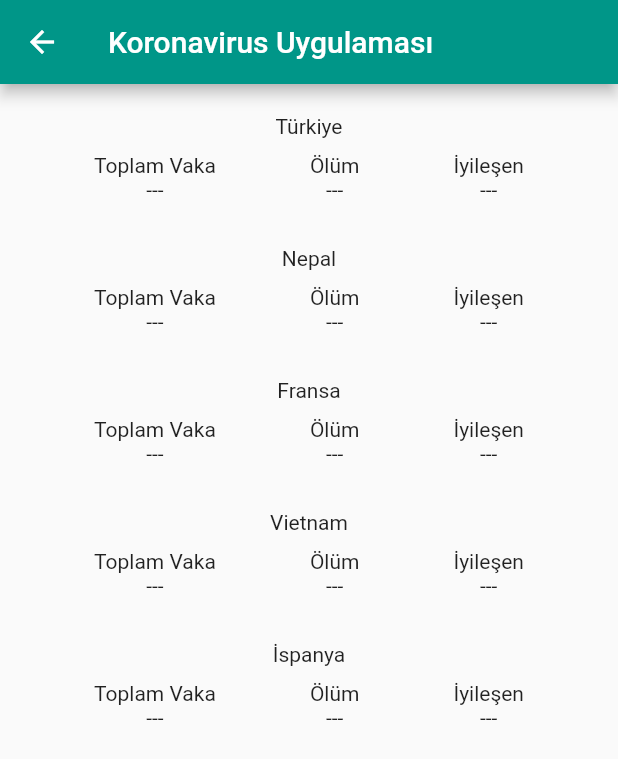
After one commit to BaranalpAslandogan/COVID19APP, a Flutter app: the screen it shows after launch, after a tap on "Ülke bazında Veri Getir!", on a phone screen of 412 x 824 dp. The commit adds this screen. Shown: the top 759 px of the screen. Run offline on Flutter 3.47's test engine with Material 2 defaults, Android fonts, the phone set to English and light mode, and no system bars; network calls fail.

Commit message:
yeni güncelleme

```diff
--- a/lib/app/api_key.dart
+++ b/lib/app/api_key.dart
@@ -1,3 +1,3 @@
 class APIKey{
-  static String covid19key="Rlp0Z1BseVFkbTE3U254UlU4Zk1hYkpYMnlJYTo3M3pwWGhVTE12bk5tUVhCNFc4R1VGTFFKbGth";
+  static String covid19key="SWZIUml3MVRCamN5YTVaXzV2VTA2T0Y0UnFVYTpYN2hNZXNJZFlYRThBaVRiN256dllvU1NHZ1lh";
 }
--- a/lib/app/servis/api.dart
+++ b/lib/app/servis/api.dart
@@ -5,6 +5,14 @@ enum TumVakalar{
   vakalar,
   olumler,
   iyilesenler,
+}
+
+enum Ulke{
+  nepal,
+  turkiye,
+  fransa,
+  vietnam,
+  ispanya,
 }
 
 class API{
@@ -33,11 +41,26 @@ class API{
     path: '$baseGecis/${_gecis[tumVakalar]}',
   );
 
+  Uri ulkeVakaUri(TumVakalar tumVakalar, Ulke ulke) => Uri(
+    scheme: 'https',
+    host: host,
+    port: port,
+    path: '$baseGecis/${_gecis[tumVakalar]}',
+    queryParameters: {'country': '${_ulke[ulke]}'},
+  );
+
   static Map<TumVakalar, String> _gecis = {
     TumVakalar.vakalar: 'cases',
     TumVakalar.olumler: 'deaths',
     TumVakalar.iyilesenler: 'recovered',
   };
 
+  static Map<Ulke, String> _ulke = {
+    Ulke.fransa: 'France',
+    Ulke.vietnam: 'Vietnam',
+    Ulke.ispanya: 'Spain',
+    Ulke.nepal: 'Nepal',
+    Ulke.turkiye: 'Turkey',
+  };
   //Deneme
 }
--- a/lib/app/servis/api_servis.dart
+++ b/lib/app/servis/api_servis.dart
@@ -54,6 +54,27 @@ class APIServis{
     throw cevap;
   }
 
+  Future<int> UlkeyeGoreVeriGetir({@required String accessToken, @required TumVakalar tumVakalar, @required Ulke ulke}) async{
+    final ulkeUri = api.ulkeVakaUri(tumVakalar, ulke);
+    final veriCek = await http.get(
+      ulkeUri.toString(),
+      headers: {'Authorization':'Bearer $accessToken'},
+    );
+    final List<dynamic> veri = json.decode(veriCek.body);
+    if(veri.isNotEmpty){
+      final Map<String, dynamic> tumVakaData = veri[0];
+      final String cevapJsonKey = _cevapJsonKey[tumVakalar];
+      final int sonuc = tumVakaData[cevapJsonKey];
+
+      if(sonuc!=null){
+        return sonuc;
+      }
+      else{
+        print('Hata: $ulkeUri , Sonuç: ${veriCek.statusCode} ${veriCek.body}');
+      }
+    }
+  }
+
   static Map<TumVakalar, String> _cevapJsonKey = {
     TumVakalar.vakalar: 'cases',
     TumVakalar.olumler: 'data',
--- a/lib/main.dart
+++ b/lib/main.dart
@@ -2,6 +2,7 @@ import 'package:covid19app/app/repo/data.dart';
 import 'package:covid19app/app/repo/tum_vaka_veriler.dart';
 import 'package:covid19app/app/servis/api.dart';
 import 'package:covid19app/app/servis/api_servis.dart';
+import 'package:covid19app/ulkeverileri.dart';
 import 'package:flutter/material.dart';
 import 'package:provider/provider.dart';
 
@@ -39,24 +40,31 @@ class _MyHomePageState extends State<MyHomePage> {
   }
   //TumVakaVerileri _dataRepo;
   String _token = '';
-  DateTime guncellemeZamani;
-  int deger;
   var _olum,_vaka,_iyilesen;
+  var _turkiyeVaka,_turkiyeOlum,_turkiyeIyilesen;
 
   Future<void> _veriGetir() async {
     final apiServis = APIServis(api:API.sandbox());
     final token= await apiServis.accesTokenGetir();
+
     final vakalar = await apiServis.TumVakaDataGetir(accessToken: token, tumVakalar: TumVakalar.vakalar);
     final olumler = await apiServis.TumVakaDataGetir(accessToken: token, tumVakalar: TumVakalar.olumler);
     final iyilesenler = await apiServis.TumVakaDataGetir(accessToken: token, tumVakalar: TumVakalar.iyilesenler);
+
+    final turkiyeVaka = await apiServis.UlkeyeGoreVeriGetir(accessToken: token, tumVakalar: TumVakalar.vakalar, ulke: Ulke.turkiye);
+    final turkiyeOlum = await apiServis.UlkeyeGoreVeriGetir(accessToken: token, tumVakalar: TumVakalar.olumler, ulke: Ulke.turkiye);
+    final turkiyeIyilesen = await apiServis.UlkeyeGoreVeriGetir(accessToken: token, tumVakalar: TumVakalar.iyilesenler, ulke: Ulke.turkiye);
 
     setState(() {
       _token=token;
       _vaka = vakalar;
       _olum = olumler;
       _iyilesen = iyilesenler;
+
+      _turkiyeVaka=turkiyeVaka;
+      _turkiyeOlum=turkiyeOlum;
+      _turkiyeIyilesen=turkiyeIyilesen;
     });
-
 
     /*final dataRepo = Provider.of<DataRepo>(context);
     final vakaVeri = await dataRepo.tumVakalarVeriGetir();
@@ -114,6 +122,14 @@ class _MyHomePageState extends State<MyHomePage> {
               color: Colors.teal,
               onPressed: _veriGetir,
             ),
+
+            FlatButton(onPressed:(){
+              Navigator.push(
+              context,
+              MaterialPageRoute(builder: (context) => UlkeBazliVeriCek()),
+            );
+            } ,
+            child: Text("Ülke bazında Veri Getir!")),
           ],
         ),
       ),
--- /dev/null
+++ b/lib/ulketablar.dart
@@ -0,0 +1,50 @@
+import 'package:flutter/material.dart';
+
+class UlkeTablar extends StatelessWidget {
+
+  final String ulkeBaslik;
+  final int ulkeVaka;
+  final int ulkeOlum;
+  final int ulkeIyilesen;
+  const UlkeTablar({Key key, this.ulkeBaslik, this.ulkeVaka, this.ulkeOlum, this.ulkeIyilesen}) : super(key: key);
+
+  @override
+  Widget build(BuildContext context) {
+    return Container(
+      margin: EdgeInsets.only(bottom: 10),
+      child: Center(
+        child: Column(
+          children: <Widget>[
+            SizedBox(height:20),
+            Text(ulkeBaslik),
+            SizedBox(height:10),
+            Row(
+              mainAxisAlignment: MainAxisAlignment.spaceEvenly,
+              crossAxisAlignment: CrossAxisAlignment.center,
+              children: <Widget>[
+                Column(
+                  children: <Widget>[
+                    Text("Toplam Vaka"),
+                    ulkeVaka!=null ? Text("$ulkeVaka",style: TextStyle(color: Colors.orange),) : Text("---"),
+                  ],
+                ),
+                Column(
+                  children: <Widget>[
+                    Text("Ölüm"),
+                    ulkeOlum!=null ? Text("$ulkeOlum",style: TextStyle(color: Colors.red),) : Text("---"),
+                  ],
+                ),
+                Column(
+                  children: <Widget>[
+                    Text("İyileşen"),
+                    ulkeIyilesen!=null ? Text("$ulkeIyilesen",style: TextStyle(color: Colors.green),) : Text("---"),
+                  ],
+                ),
+              ],
+            ),
+          ],
+        ),
+      ),
+    );
+  }
+}
--- /dev/null
+++ b/lib/ulkeverileri.dart
@@ -0,0 +1,111 @@
+
+import 'package:covid19app/ulketablar.dart';
+import 'package:flutter/material.dart';
+
+import 'app/servis/api.dart';
+import 'app/servis/api_servis.dart';
+
+class UlkeBazliVeriCek extends StatefulWidget {
+  @override
+  _UlkeBazliVeriCekState createState() => _UlkeBazliVeriCekState();
+}
+
+class _UlkeBazliVeriCekState extends State<UlkeBazliVeriCek> {
+
+  @override
+  void initState() {
+    super.initState();
+    ulkeVeriGetir();
+  }
+
+  String _token = '';
+  var _turkiyeVaka,_turkiyeOlum,_turkiyeIyilesen;
+  var _fransaVaka,_fransaOlum,_fransaIyilesen;
+  var _nepalVaka,_nepalOlum,_nepalIyilesen;
+  var _vietnamVaka,_vietnamOlum,_vietnamIyilesen;
+  var _ispanyaVaka,_ispanyaOlum,_ispanyaIyilesen;
+
+  Future<void> ulkeVeriGetir() async{
+
+    final apiServis = APIServis(api:API.sandbox());
+    final token= await apiServis.accesTokenGetir();
+
+    final turkiyeVaka = await apiServis.UlkeyeGoreVeriGetir(accessToken: token, tumVakalar: TumVakalar.vakalar, ulke: Ulke.turkiye);
+    final turkiyeOlum = await apiServis.UlkeyeGoreVeriGetir(accessToken: token, tumVakalar: TumVakalar.olumler, ulke: Ulke.turkiye);
+    final turkiyeIyilesen = await apiServis.UlkeyeGoreVeriGetir(accessToken: token, tumVakalar: TumVakalar.iyilesenler, ulke: Ulke.turkiye);
+
+    final fransaVaka = await apiServis.UlkeyeGoreVeriGetir(accessToken: token, tumVakalar: TumVakalar.vakalar, ulke: Ulke.fransa);
+    final fransaOlum = await apiServis.UlkeyeGoreVeriGetir(accessToken: token, tumVakalar: TumVakalar.olumler, ulke: Ulke.fransa);
+    final fransaIyilesen = await apiServis.UlkeyeGoreVeriGetir(accessToken: token, tumVakalar: TumVakalar.iyilesenler, ulke: Ulke.fransa);
+
+    final nepalVaka = await apiServis.UlkeyeGoreVeriGetir(accessToken: token, tumVakalar: TumVakalar.vakalar, ulke: Ulke.nepal);
+    final nepalOlum = await apiServis.UlkeyeGoreVeriGetir(accessToken: token, tumVakalar: TumVakalar.olumler, ulke: Ulke.nepal);
+    final nepalIyilesen = await apiServis.UlkeyeGoreVeriGetir(accessToken: token, tumVakalar: TumVakalar.iyilesenler, ulke: Ulke.nepal);
+
+    final vietnamVaka = await apiServis.UlkeyeGoreVeriGetir(accessToken: token, tumVakalar: TumVakalar.vakalar, ulke: Ulke.vietnam);
+    final vietnamOlum = await apiServis.UlkeyeGoreVeriGetir(accessToken: token, tumVakalar: TumVakalar.olumler, ulke: Ulke.vietnam);
+    final vietnamIyilesen = await apiServis.UlkeyeGoreVeriGetir(accessToken: token, tumVakalar: TumVakalar.iyilesenler, ulke: Ulke.vietnam);
+
+    final ispanyaVaka = await apiServis.UlkeyeGoreVeriGetir(accessToken: token, tumVakalar: TumVakalar.vakalar, ulke: Ulke.ispanya);
+    final ispanyaOlum = await apiServis.UlkeyeGoreVeriGetir(accessToken: token, tumVakalar: TumVakalar.olumler, ulke: Ulke.ispanya);
+    final ispanyaIyilesen = await apiServis.UlkeyeGoreVeriGetir(accessToken: token, tumVakalar: TumVakalar.iyilesenler, ulke: Ulke.ispanya);
+
+    setState(() {
+      _token=token;
+      _turkiyeVaka=turkiyeVaka; _turkiyeOlum=turkiyeOlum; _turkiyeIyilesen=turkiyeIyilesen;
+      _fransaVaka=fransaVaka; _fransaOlum=fransaOlum; _fransaIyilesen=fransaIyilesen;
+      _nepalVaka=nepalVaka; _nepalOlum=nepalOlum; _nepalIyilesen=nepalIyilesen;
+      _vietnamVaka=vietnamVaka; _vietnamOlum=vietnamOlum; _vietnamIyilesen=vietnamIyilesen;
+      _ispanyaVaka=ispanyaVaka; _ispanyaOlum=ispanyaOlum; _ispanyaIyilesen=ispanyaIyilesen;
+    });
+
+  }
+
+  @override
+  Widget build(BuildContext context) {
+    return Scaffold(
+      appBar: AppBar(
+        title: Text("Koronavirus Uygulaması"),
+      ),
+      body: RefreshIndicator(
+        onRefresh: ulkeVeriGetir,
+        child: ListView(children: <Widget>[
+          Column(
+              children:<Widget>[
+                UlkeTablar(
+                  ulkeBaslik: "Türkiye",
+                  ulkeVaka:_turkiyeVaka ,
+                  ulkeOlum: _turkiyeOlum,
+                  ulkeIyilesen: _turkiyeIyilesen,
+                ),
+                UlkeTablar(
+                  ulkeBaslik: "Nepal",
+                  ulkeVaka:_nepalVaka ,
+                  ulkeOlum: _nepalOlum,
+                  ulkeIyilesen: _nepalIyilesen,
+                ),
+                UlkeTablar(
+                  ulkeBaslik: "Fransa",
+                  ulkeVaka:_fransaVaka ,
+                  ulkeOlum: _fransaOlum,
+                  ulkeIyilesen: _fransaIyilesen,
+                ),
+                UlkeTablar(
+                  ulkeBaslik: "Vietnam",
+                  ulkeVaka:_vietnamVaka ,
+                  ulkeOlum: _vietnamOlum,
+                  ulkeIyilesen: _vietnamIyilesen,
+                ),
+                UlkeTablar(
+                  ulkeBaslik: "İspanya",
+                  ulkeVaka:_ispanyaVaka ,
+                  ulkeOlum: _ispanyaOlum,
+                  ulkeIyilesen: _ispanyaIyilesen,
+                ),
+              ]
+          )
+        ],),
+      )
+    );
+  }
+}
```
Also changed, not shown: 1 other file.
